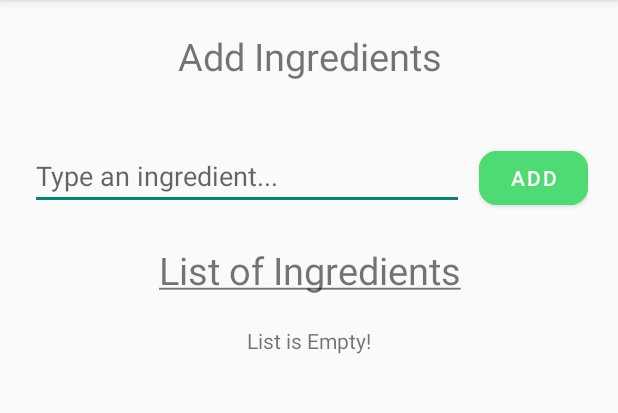
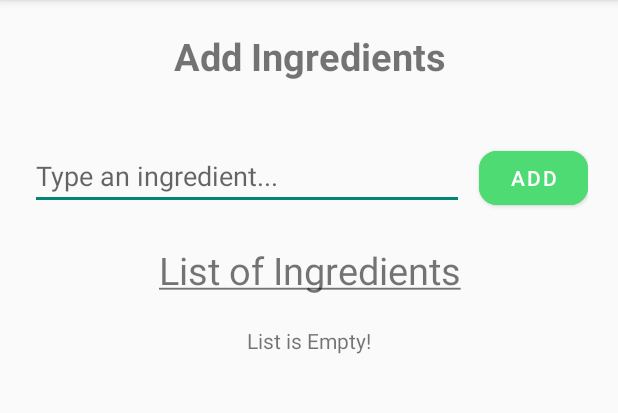
Before and after one commit to DavidDSS/MobileComputingProject, an Android app: the screen it shows after launch (MainActivity), on a phone screen of 412 x 824 dp, the part 84-497 px from its top. Run offline under Robolectric (Android 15) with nearby library versions, the phone set to English and light mode, and no system bars; our stand-ins replace Picasso, Volley; pictures from the network do not load.

Commit message:
Styling change

```diff
--- a/app/src/main/res/layout/activity_main.xml
+++ b/app/src/main/res/layout/activity_main.xml
@@ -32,10 +32,11 @@
         android:layout_width="match_parent"
         android:layout_height="wrap_content"
         android:layout_below="@id/nutri_toolbar"
+        android:layout_marginBottom="20dp"
+        android:gravity="center"
         android:text="@string/addIngredientsTitle"
-        android:gravity="center"
         android:textSize="25dp"
-        android:layout_marginBottom="20dp"/>
+        android:textStyle="bold"/>
 
     <LinearLayout
         android:id="@+id/ingredientField"
```
